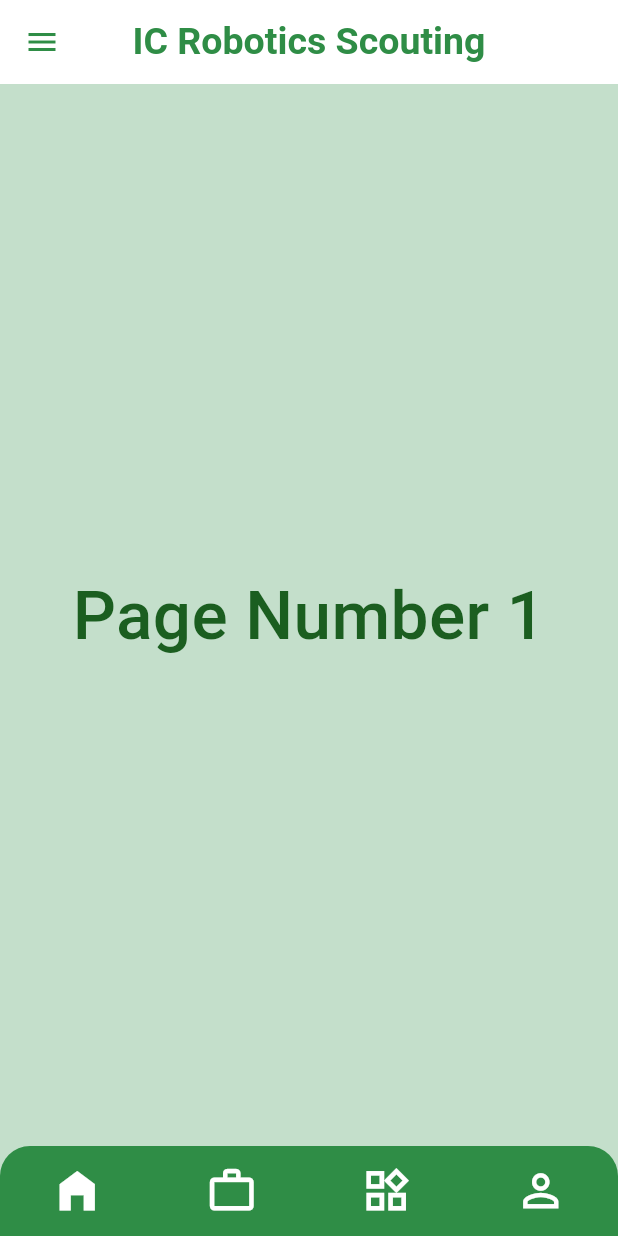
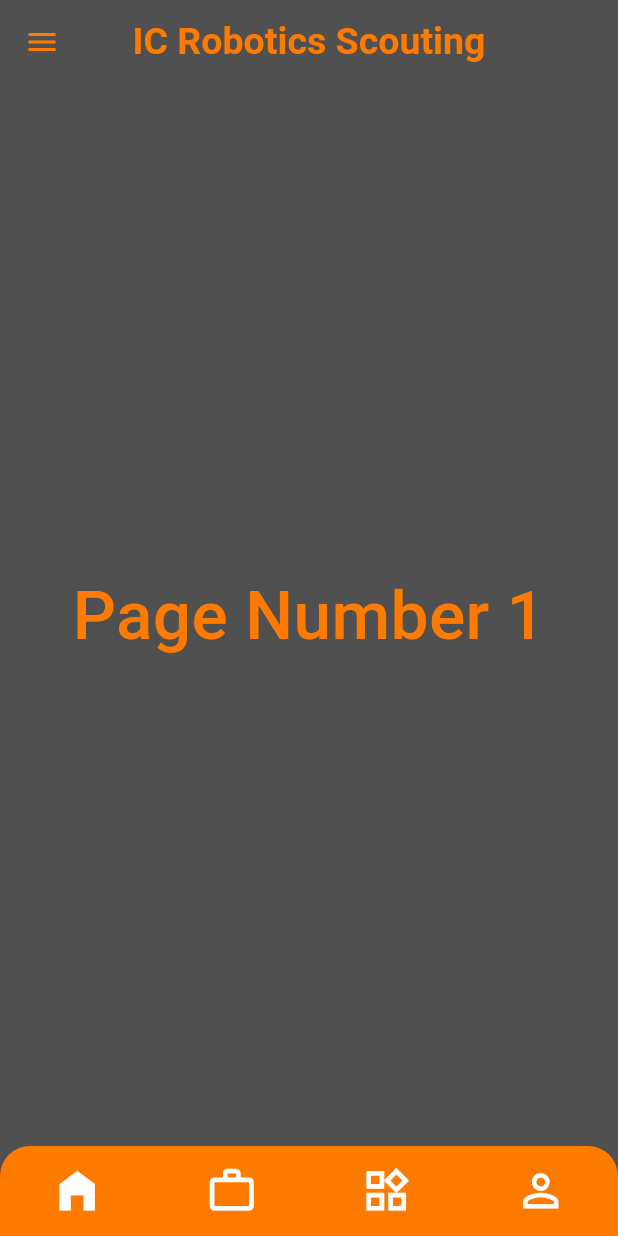
Before and after one commit to AntiAntiexe/Scouting-App, a Flutter app: the screen it shows after launch, on a phone screen of 412 x 824 dp. Run offline on Flutter 3.47's test engine with Material 3 defaults, Android fonts, the phone set to English and light mode, and no system bars.

Commit message:
changed colours to IC colours

```diff
--- a/lib/main.dart
+++ b/lib/main.dart
@@ -13,10 +13,10 @@ class MyApp extends StatelessWidget {
     return MaterialApp(
       title: 'Bottom NavBar Demo',
       theme: ThemeData(
-        primaryColor: const Color(0xff2F8D46),
-        splashColor: Colors.transparent,
-        highlightColor: Colors.transparent,
-        hoverColor: Colors.transparent,
+        primaryColor: const Color.fromARGB(255, 255, 123, 0),
+        splashColor: const Color.fromARGB(255, 255, 123, 0),
+        highlightColor: const Color.fromARGB(255, 80, 80, 80),
+        hoverColor: const Color.fromARGB(255, 80, 80, 80),
       ),
       debugShowCheckedModeBanner: false,
       home: const HomePage(),
@@ -44,7 +44,7 @@ class _HomePageState extends State<HomePage> {
   @override
   Widget build(BuildContext context) {
     return Scaffold(
-      backgroundColor: const Color(0xffC4DFCB),
+      backgroundColor: const Color.fromARGB(255, 80, 80, 80),
       appBar: AppBar(
         leading: Icon(
           Icons.menu,
@@ -59,7 +59,7 @@ class _HomePageState extends State<HomePage> {
           ),
         ),
         centerTitle: true,
-        backgroundColor: Colors.white,
+        backgroundColor: const Color.fromARGB(255, 80, 80, 80),
       ),
       body: pages[pageIndex],
       bottomNavigationBar: buildMyNavBar(context),
@@ -167,12 +167,12 @@ class main_page extends StatelessWidget {
   @override
   Widget build(BuildContext context) {
     return Container(
-      color: const Color(0xffC4DFCB),
+      color: const Color.fromARGB(255, 80, 80, 80),
       child: Center(
         child: Text(
           "Page Number 1",
           style: TextStyle(
-            color: Colors.green[900],
+            color: const Color.fromARGB(255, 255, 123, 0),
             fontSize: 45,
             fontWeight: FontWeight.w500,
           ),
@@ -188,12 +188,12 @@ class Page2 extends StatelessWidget {
   @override
   Widget build(BuildContext context) {
     return Container(
-      color: const Color(0xffC4DFCB),
+      color: const Color.fromARGB(255, 80, 80, 80),
       child: Center(
         child: Text(
           "Page Number 2",
           style: TextStyle(
-            color: Colors.green[900],
+            color: const Color.fromARGB(255, 255, 123, 0),
             fontSize: 45,
             fontWeight: FontWeight.w500,
           ),
@@ -209,12 +209,12 @@ class Page3 extends StatelessWidget {
   @override
   Widget build(BuildContext context) {
     return Container(
-      color: const Color(0xffC4DFCB),
+      color: const Color.fromARGB(255, 80, 80, 80),
       child: Center(
         child: Text(
           "Page Number 3",
           style: TextStyle(
-            color: Colors.green[900],
+            color: const Color.fromARGB(255, 255, 123, 0),
             fontSize: 45,
             fontWeight: FontWeight.w500,
           ),
@@ -230,12 +230,12 @@ class Page4 extends StatelessWidget {
   @override
   Widget build(BuildContext context) {
     return Container(
-      color: const Color(0xffC4DFCB),
+      color: const Color.fromARGB(255, 80, 80, 80),
       child: Center(
         child: Text(
           "Page Number 4",
           style: TextStyle(
-            color: Colors.green[900],
+            color: const Color.fromARGB(255, 255, 123, 0),
             fontSize: 45,
             fontWeight: FontWeight.w500,
           ),
```
